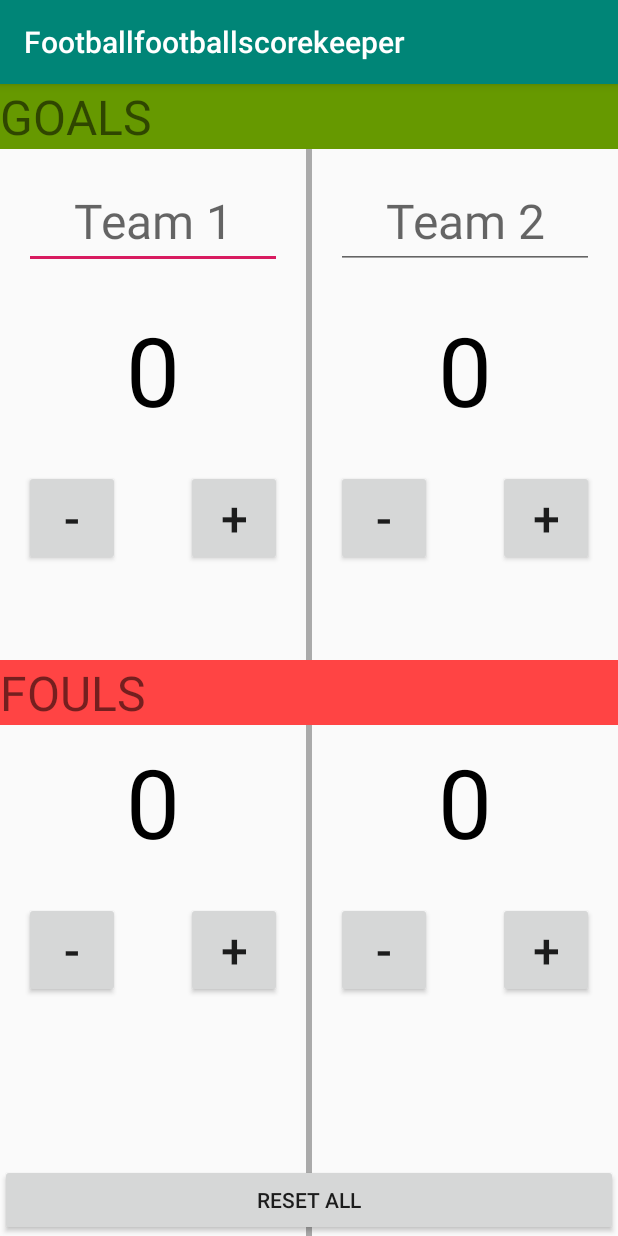
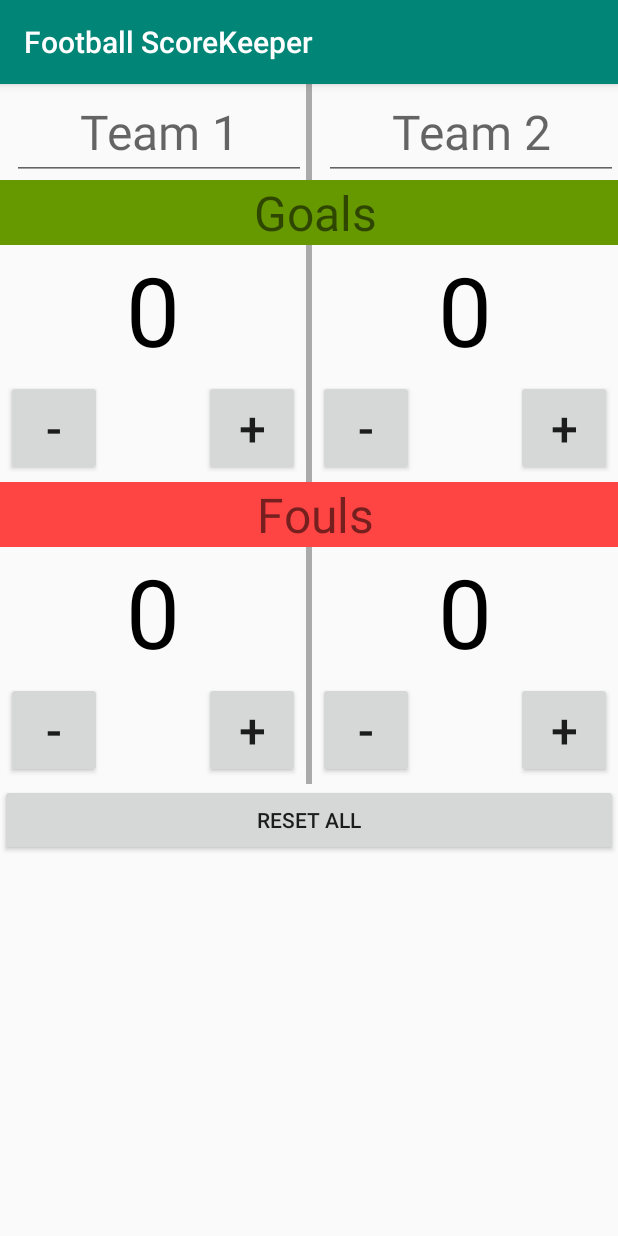
Before and after one commit to AlexMFlorea/FootballScoreKeeper, an Android app: the screen it shows after launch (MainActivity), on a phone screen of 412 x 824 dp. Run offline under Robolectric (Android 15) with nearby library versions, the phone set to English and light mode, and no system bars.

Commit message:
fix layout for smaller screens

```diff
--- a/app/src/main/java/com/alex/footballscorekeeper/MainActivity.java
+++ b/app/src/main/java/com/alex/footballscorekeeper/MainActivity.java
@@ -1,18 +1,25 @@
 package com.alex.footballscorekeeper;
 
+import android.app.Activity;
 import android.support.v7.app.AppCompatActivity;
 import android.os.Bundle;
 import android.view.View;
+import android.view.inputmethod.InputMethodManager;
+import android.widget.EditText;
 import android.widget.TextView;
 import android.widget.Toast;
 
 public class MainActivity extends AppCompatActivity {
-    private int goalsTeamOne, goalsTeamTwo, foulsTeamOne, foulsTeamTwo;
+    private int goalsTeamOne = 0;
+    private int goalsTeamTwo = 0;
+    private int foulsTeamOne = 0;
+    private int foulsTeamTwo = 0;
 
     @Override
     protected void onCreate(Bundle savedInstanceState) {
         super.onCreate(savedInstanceState);
         setContentView(R.layout.activity_main);
+        fixEditViews();
     }
 
     public void onTeamOneGoal(View view){
@@ -88,6 +95,30 @@ public class MainActivity extends AppCompatActivity {
     }
 
     private void alertMinVal(){
-        Toast.makeText(this, "Min value is 0", Toast.LENGTH_SHORT).show();
+        Toast.makeText(this, "Min value is 0!", Toast.LENGTH_SHORT).show();
+    }
+
+    public void hideKeyboard(View view) {
+        InputMethodManager inputMethodManager =(InputMethodManager)getSystemService(Activity.INPUT_METHOD_SERVICE);
+        inputMethodManager.hideSoftInputFromWindow(view.getWindowToken(), 0);
+    }
+
+    private void fixEditViews(){
+        hideKeyboardWhenUnfocused((EditText) findViewById(R.id.teamOneName));
+        hideKeyboardWhenUnfocused((EditText) findViewById(R.id.teamTwoName));
+    }
+
+    /**
+     * Small trick to make the keyboard disappear when the user clicks away from the edit text
+     * Source: https://stackoverflow.com/questions/4165414/how-to-hide-soft-keyboard-on-android-after-clicking-outside-edittext
+     */
+    private void hideKeyboardWhenUnfocused(EditText editText){
+        editText.setOnFocusChangeListener(new View.OnFocusChangeListener() {
+            @Override
+            public void onFocusChange(View v, boolean hasFocus) {
+                if (!hasFocus)
+                    hideKeyboard(v);
+            }
+        });
     }
 }
--- a/app/src/main/res/layout/activity_main.xml
+++ b/app/src/main/res/layout/activity_main.xml
@@ -1,16 +1,40 @@
 <?xml version="1.0" encoding="utf-8"?>
-<RelativeLayout xmlns:android="http://schemas.android.com/apk/res/android"
+<ScrollView xmlns:android="http://schemas.android.com/apk/res/android"
     xmlns:tools="http://schemas.android.com/tools"
     android:layout_width="match_parent"
-    android:layout_height="match_parent"
+    android:layout_height="match_parent">
+
+    <LinearLayout
+        android:layout_width="match_parent"
+        android:layout_height="wrap_content"
+        android:orientation="vertical"
+        android:clickable="true"
+        android:focusable="true"
+        android:focusableInTouchMode="true"
         tools:context=".MainActivity">
 
         <LinearLayout
-        android:id="@+id/goalsLayout"
             android:layout_width="match_parent"
-        android:layout_height="match_parent"
-        android:layout_above="@id/horizontalDivider"
-        android:orientation="vertical">
+            android:layout_height="wrap_content"
+            android:orientation="horizontal">
+            <EditText
+                android:id="@+id/teamOneName"
+                android:inputType="text"
+                android:layout_weight="1"
+                style="@style/TeamName"
+                android:hint="@string/teamOneDefault"/>
+
+            <View
+                android:id="@+id/verticalDivider0"
+                style="@style/VerticalDivider"/>
+
+            <EditText
+                android:id="@+id/teamTwoName"
+                android:inputType="text"
+                android:layout_weight="1"
+                style="@style/TeamName"
+                android:hint="@string/teamTwoDefault"/>
+        </LinearLayout>
 
         <TextView
             style="@style/SectionTitle"
@@ -25,17 +49,11 @@
 
                 <RelativeLayout
                     android:layout_width="wrap_content"
-                android:layout_height="match_parent"
+                    android:layout_height="wrap_content"
                     android:layout_weight="1">
-                <EditText
-                    android:id="@+id/teamOneName"
-                    style="@style/TeamName"
-                    android:inputType="text"
-                    android:hint="@string/teamOneDefault"/>
 
                     <TextView
                         android:id="@+id/goalsTeam1"
-                    android:layout_below="@id/teamOneName"
                         style="@style/ScoreView"/>
 
                     <Button
@@ -65,15 +83,9 @@
                     android:layout_width="wrap_content"
                     android:layout_height="match_parent"
                     android:layout_weight="1">
-                <EditText
-                    android:id="@+id/teamTwoName"
-                    android:inputType="text"
-                    style="@style/TeamName"
-                    android:hint="@string/teamTwoDefault"/>
 
                     <TextView
                         android:id="@+id/goalsTeam2"
-                    android:layout_below="@id/teamTwoName"
                         style="@style/ScoreView"/>
 
                     <Button
@@ -92,20 +104,11 @@
                         style="@style/Button"
                         android:text="@string/plusButton"/>
                 </RelativeLayout>
-
-        </LinearLayout>
             </LinearLayout>
 
         <View
             android:id="@+id/horizontalDivider"
             style="@style/HorizontalDivider"/>
-
-    <LinearLayout
-        android:id="@+id/foulsLayout"
-        android:layout_width="match_parent"
-        android:layout_height="match_parent"
-        android:layout_below="@id/horizontalDivider"
-        android:orientation="vertical">
 
         <TextView
             style="@style/SectionTitle"
@@ -115,12 +118,11 @@
         <LinearLayout
             android:layout_width="match_parent"
             android:layout_height="wrap_content"
-            android:baselineAligned="false"
             android:orientation="horizontal">
 
             <RelativeLayout
                 android:layout_width="wrap_content"
-                android:layout_height="match_parent"
+                android:layout_height="wrap_content"
                 android:layout_weight="1">
 
                 <TextView
@@ -177,12 +179,11 @@
             </RelativeLayout>
 
         </LinearLayout>
-    </LinearLayout>
 
         <Button
             android:layout_width="match_parent"
             android:layout_height="wrap_content"
-        android:layout_alignBottom="@+id/foulsLayout"
             android:onClick="resetAll"
             android:text="@string/resetButton" />
-</RelativeLayout>
+    </LinearLayout>
+</ScrollView>
--- a/app/src/main/res/values/colors.xml
+++ b/app/src/main/res/values/colors.xml
@@ -3,4 +3,5 @@
     <color name="colorPrimary">#008577</color>
     <color name="colorPrimaryDark">#00574B</color>
     <color name="colorAccent">#D81B60</color>
+    <color name="black">#000000</color>
 </resources>
--- a/app/src/main/res/values/strings.xml
+++ b/app/src/main/res/values/strings.xml
@@ -1,5 +1,5 @@
 <resources>
-    <string name="app_name">Footballfootballscorekeeper</string>
+    <string name="app_name">Football ScoreKeeper</string>
     <string name="plusButton">+</string>
     <string name="minusButton">-</string>
     <string name="goalsSection">Goals</string>
--- a/app/src/main/res/values/styles.xml
+++ b/app/src/main/res/values/styles.xml
@@ -11,9 +11,9 @@
     <style name="SectionTitle">
         <item name="android:layout_height">wrap_content</item>
         <item name="android:layout_width">match_parent</item>
-        <item name="android:textAllCaps">true</item>
         <item name="android:textSize">32sp</item>
-        <item name="android:gravity">left</item>
+        <item name="android:paddingLeft">8dp</item>
+        <item name="android:gravity">center_horizontal</item>
     </style>
 
     <style name="HorizontalDivider">
@@ -35,17 +35,17 @@
         <item name="android:layout_height">wrap_content</item>
         <item name="android:gravity">center</item>
         <item name="android:textSize">64sp</item>
-        <item name="android:layout_margin">8dp</item>
-        <item name="android:textColor">#000000</item>
+        <item name="android:textColor">@color/black</item>
         <item name="android:text">0</item>
     </style>
 
     <style name="TeamName">
-        <item name="android:layout_width">match_parent</item>
+        <item name="android:layout_width">wrap_content</item>
         <item name="android:layout_height">wrap_content</item>
         <item name="android:gravity">center</item>
+        <item name="android:layout_marginLeft">8dp</item>
+        <item name="android:maxLength">6</item>
         <item name="android:textSize">32sp</item>
-        <item name="android:layout_margin">16sp</item>
     </style>
 
     <style name="Button">
@@ -53,7 +53,7 @@
         <item name="android:layout_height">64dp</item>
         <item name="android:gravity">center</item>
         <item name="android:textSize">32sp</item>
-        <item name="android:layout_margin">16sp</item>
+        <item name="android:layout_margin">4dp</item>
     </style>
 
 </resources>
```
Lines whose indentation alone changed are shown as unchanged.
